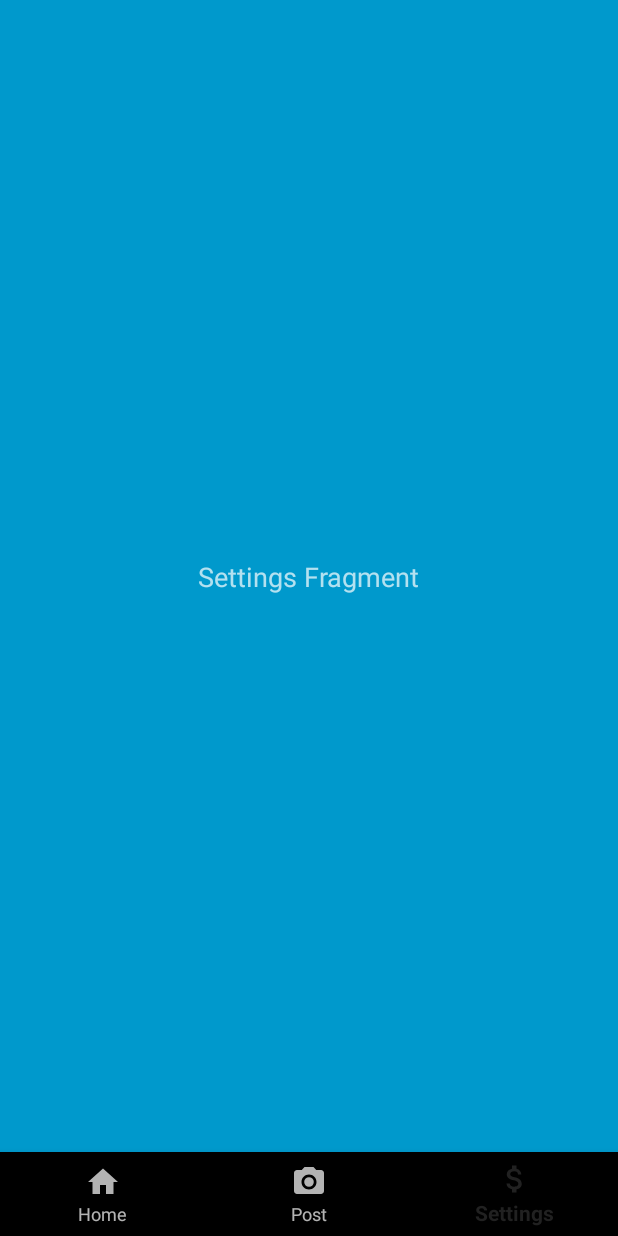
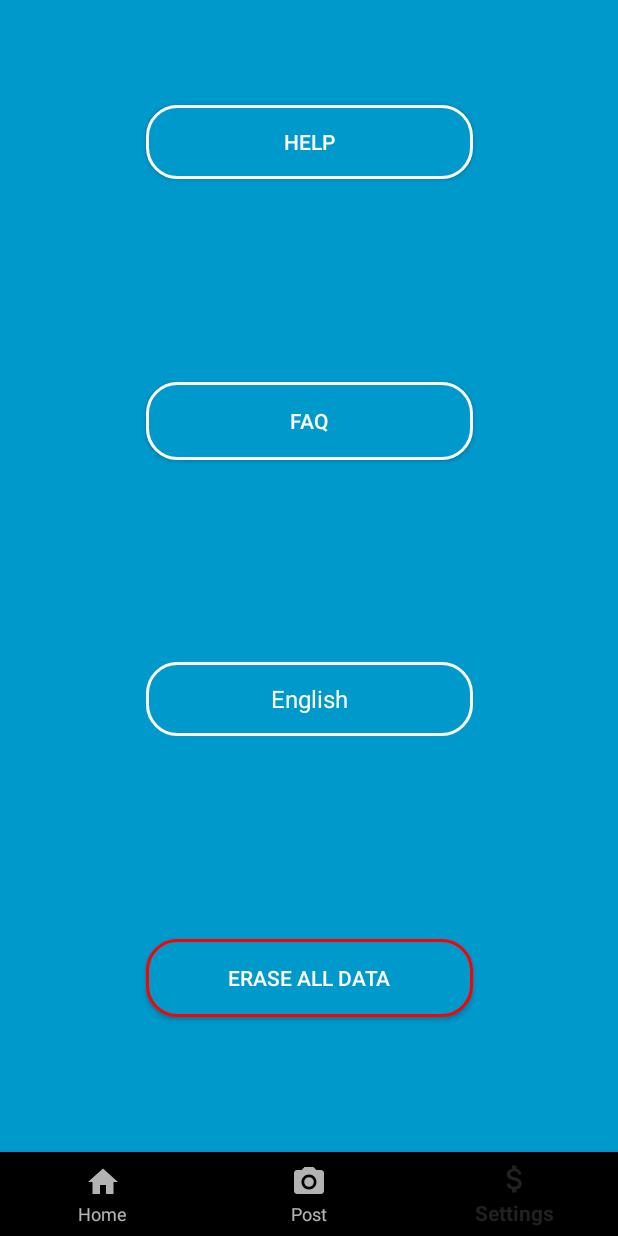
Before and after one commit to anthonyanader/loot, an Android app: the screen it shows after launch (MainActivity), item 3 of the bottom bar chosen, on a phone screen of 412 x 824 dp. Run offline under Robolectric (Android 15) with nearby library versions, the phone set to English and light mode, and no system bars; our stand-ins replace Firebase (no records; nobody signed in at launch, a user with empty details on screens opened directly), Picasso.

Commit message:
added settings page with help/faq page. added some resources as well for buttons

```diff
--- a/app/src/main/AndroidManifest.xml
+++ b/app/src/main/AndroidManifest.xml
@@ -20,6 +20,8 @@
                 <category android:name="android.intent.category.LAUNCHER" />
             </intent-filter>
         </activity>
+        <activity android:name=".HelpActivity" />
+        <activity android:name=".FAQActivity" />
     </application>
 
 </manifest>
--- a/app/src/main/java/com/example/anthony/loot/SettingsFragment.java
+++ b/app/src/main/java/com/example/anthony/loot/SettingsFragment.java
@@ -1,5 +1,6 @@
 package com.example.anthony.loot;
 
+import android.content.Intent;
 import android.os.Bundle;
 import android.support.annotation.NonNull;
 import android.support.annotation.Nullable;
@@ -7,11 +8,57 @@ import android.support.v4.app.Fragment;
 import android.view.LayoutInflater;
 import android.view.View;
 import android.view.ViewGroup;
+import android.widget.ArrayAdapter;
+import android.widget.Button;
+import android.widget.Spinner;
+import android.widget.Toast;
 
 public class SettingsFragment extends Fragment {
     @Nullable
     @Override
-    public View onCreateView(@NonNull LayoutInflater inflater, @Nullable ViewGroup container, @Nullable Bundle savedInstanceState) {
-        return inflater.inflate(R.layout.settings_fragment, container, false);
+    public View onCreateView(@NonNull LayoutInflater inflater, @Nullable ViewGroup container,
+                             @Nullable Bundle savedInstanceState) {
+
+        View view = inflater.inflate(R.layout.settings_fragment, container, false);
+
+        Spinner spinner = view.findViewById(R.id.languageSpinner);
+        ArrayAdapter<CharSequence> adapter = ArrayAdapter.createFromResource(getContext(),
+                R.array.languages, R.layout.my_spinner_style);
+        adapter.setDropDownViewResource(android.R.layout.simple_spinner_dropdown_item);
+
+        spinner.setAdapter(adapter);
+
+        Button helpButton = view.findViewById(R.id.helpButton);
+        Button faqButton = view.findViewById(R.id.faqButton);
+        Button eraseButton = view.findViewById(R.id.eraseButton);
+
+        helpButton.setOnClickListener(new View.OnClickListener() {
+            @Override
+            public void onClick(View view) {
+                Intent intent = new Intent(getActivity(), HelpActivity.class);
+                startActivity(intent);
+            }
+        });
+
+        faqButton.setOnClickListener(new View.OnClickListener() {
+            @Override
+            public void onClick(View view) {
+                Intent intent = new Intent(getActivity(), FAQActivity.class);
+                startActivity(intent);
+            }
+        });
+
+        eraseButton.setOnClickListener(new View.OnClickListener() {
+            @Override
+            public void onClick(View view) {
+                Toast.makeText(getActivity().getApplicationContext(),
+                        "All data has been erased!",
+                        Toast.LENGTH_SHORT).show();
+            }
+        });
+
+        return view;
     }
+
+
 }
--- /dev/null
+++ b/app/src/main/res/drawable/button_bg_rounded_corners.xml
@@ -0,0 +1,13 @@
+<?xml version="1.0" encoding="utf-8"?>
+<selector xmlns:android="http://schemas.android.com/apk/res/android">
+
+    <item>
+        <shape android:shape="rectangle">
+            <solid android:color="@android:color/holo_blue_dark"/>
+            <stroke android:color="#ffffff"
+                android:width="2dp"/>
+            <corners android:radius="20dp" />
+        </shape>
+    </item>
+
+</selector>
--- /dev/null
+++ b/app/src/main/res/drawable/red_button_bg_rounded_corners.xml
@@ -0,0 +1,13 @@
+<?xml version="1.0" encoding="utf-8"?>
+<selector xmlns:android="http://schemas.android.com/apk/res/android">
+
+    <item>
+        <shape android:shape="rectangle">
+            <solid android:color="@android:color/holo_blue_dark"/>
+            <stroke android:color="#ff0000"
+                android:width="2dp"/>
+            <corners android:radius="20dp" />
+        </shape>
+    </item>
+
+</selector>
--- /dev/null
+++ b/app/src/main/res/layout/my_spinner_style.xml
@@ -0,0 +1,10 @@
+<?xml version="1.0" encoding="utf-8"?>
+<TextView xmlns:android="http://schemas.android.com/apk/res/android"
+    android:id="@android:id/text1"
+    style="?android:attr/spinnerItemStyle"
+    android:singleLine="true"
+    android:textColor="#ffffff"
+    android:gravity="center"
+    android:layout_width="fill_parent"
+    android:layout_height="wrap_content"
+    android:ellipsize="marquee" />
--- a/app/src/main/res/layout/settings_fragment.xml
+++ b/app/src/main/res/layout/settings_fragment.xml
@@ -1,11 +1,80 @@
 <?xml version="1.0" encoding="utf-8"?>
-<android.support.constraint.ConstraintLayout
-    xmlns:android="http://schemas.android.com/apk/res/android"
+<android.support.constraint.ConstraintLayout xmlns:android="http://schemas.android.com/apk/res/android"
     xmlns:app="http://schemas.android.com/apk/res-auto"
     xmlns:tools="http://schemas.android.com/tools"
     android:layout_width="match_parent"
     android:layout_height="match_parent"
     android:background="@android:color/holo_blue_dark">
+
+    <Button
+        android:id="@+id/helpButton"
+        android:layout_width="218dp"
+        android:layout_height="49dp"
+        android:layout_marginBottom="30dp"
+        android:layout_marginEnd="8dp"
+        android:layout_marginLeft="8dp"
+        android:layout_marginRight="8dp"
+        android:layout_marginStart="8dp"
+        android:layout_marginTop="70dp"
+        android:background="@drawable/button_bg_rounded_corners"
+        android:text="Help"
+        app:layout_constraintBottom_toTopOf="@+id/faqButton"
+        app:layout_constraintEnd_toEndOf="parent"
+        app:layout_constraintStart_toStartOf="parent"
+        app:layout_constraintTop_toTopOf="@+id/settings_fragment"
+        app:layout_constraintVertical_bias="1.0"
+        app:layout_constraintVertical_chainStyle="spread_inside" />
+
+    <Button
+        android:id="@+id/faqButton"
+        android:layout_width="218dp"
+        android:layout_height="52dp"
+        android:layout_marginBottom="30dp"
+        android:layout_marginEnd="8dp"
+        android:layout_marginLeft="8dp"
+        android:layout_marginRight="8dp"
+        android:layout_marginStart="8dp"
+        android:layout_marginTop="30dp"
+        android:background="@drawable/button_bg_rounded_corners"
+        android:text="FAQ"
+        app:layout_constraintBottom_toTopOf="@+id/languageSpinner"
+        app:layout_constraintEnd_toEndOf="parent"
+        app:layout_constraintStart_toStartOf="parent"
+        app:layout_constraintTop_toBottomOf="@+id/helpButton" />
+
+    <Spinner
+        android:id="@+id/languageSpinner"
+        android:layout_width="218dp"
+        android:layout_height="49dp"
+        android:layout_marginBottom="30dp"
+        android:layout_marginEnd="8dp"
+        android:layout_marginLeft="8dp"
+        android:layout_marginRight="8dp"
+        android:layout_marginStart="8dp"
+        android:layout_marginTop="30dp"
+        android:background="@drawable/button_bg_rounded_corners"
+        app:layout_constraintBottom_toTopOf="@+id/eraseButton"
+        app:layout_constraintEnd_toEndOf="parent"
+        app:layout_constraintStart_toStartOf="parent"
+        app:layout_constraintTop_toBottomOf="@+id/faqButton"
+        app:layout_constraintVertical_bias="0.415" />
+
+    <Button
+        android:id="@+id/eraseButton"
+        android:layout_width="218dp"
+        android:layout_height="52dp"
+        android:layout_marginBottom="90dp"
+        android:layout_marginEnd="8dp"
+        android:layout_marginLeft="8dp"
+        android:layout_marginRight="8dp"
+        android:layout_marginStart="8dp"
+        android:layout_marginTop="30dp"
+        android:background="@drawable/red_button_bg_rounded_corners"
+        android:text="Erase all data"
+        app:layout_constraintBottom_toBottomOf="@+id/settings_fragment"
+        app:layout_constraintEnd_toEndOf="parent"
+        app:layout_constraintStart_toStartOf="parent"
+        app:layout_constraintTop_toBottomOf="@+id/languageSpinner" />
 
     <FrameLayout
         android:id="@+id/settings_fragment"
@@ -13,25 +82,11 @@
         android:layout_height="0dp"
         app:layout_constraintBottom_toBottomOf="parent"
         app:layout_constraintEnd_toEndOf="parent"
-        app:layout_constraintHorizontal_bias="1.0"
+        app:layout_constraintHorizontal_bias="0.0"
         app:layout_constraintStart_toStartOf="parent"
         app:layout_constraintTop_toTopOf="parent"
-        app:layout_constraintVertical_bias="1.0"/>
+        app:layout_constraintVertical_bias="1.0">
 
-    <TextView
-        android:id="@+id/textView6"
-        android:layout_width="wrap_content"
-        android:layout_height="wrap_content"
-        android:layout_marginBottom="8dp"
-        android:layout_marginEnd="8dp"
-        android:layout_marginLeft="8dp"
-        android:layout_marginRight="8dp"
-        android:layout_marginStart="8dp"
-        android:layout_marginTop="8dp"
-        android:text="Settings Fragment"
-        android:textSize="18sp"
-        app:layout_constraintBottom_toBottomOf="parent"
-        app:layout_constraintEnd_toEndOf="parent"
-        app:layout_constraintStart_toStartOf="parent"
-        app:layout_constraintTop_toTopOf="parent" />
+    </FrameLayout>
+
 </android.support.constraint.ConstraintLayout>
--- a/app/src/main/res/values/strings.xml
+++ b/app/src/main/res/values/strings.xml
@@ -3,4 +3,20 @@
     <string name="navBar_home">Home</string>
     <string name="navBar_post">Post</string>
     <string name="navBar_settings">Settings</string>
+
+    <string-array name="languages">
+        <item>English</item>
+        <item>French</item>
+        <item>Chinese</item>
+        <item>Spanish</item>
+        <item>Arabic</item>
+        <item>Italian</item>
+        <item>Portuguese</item>
+        <item>Japanese</item>
+        <item>Russian</item>
+        <item>Bengali</item>
+        <item>Hindi</item>
+        <item>Urdu</item>
+        <item>Farsi</item>
+    </string-array>
 </resources>
```
Also changed, not shown: app/src/main/java/com/example/anthony/loot/FAQActivity.java (added, +12 -0 lines), app/src/main/java/com/example/anthony/loot/HelpActivity.java (added, +12 -0 lines), app/src/main/res/layout/activity_faq.xml (added, +26 -0 lines), app/src/main/res/layout/activity_help.xml (added, +29 -0 lines).
